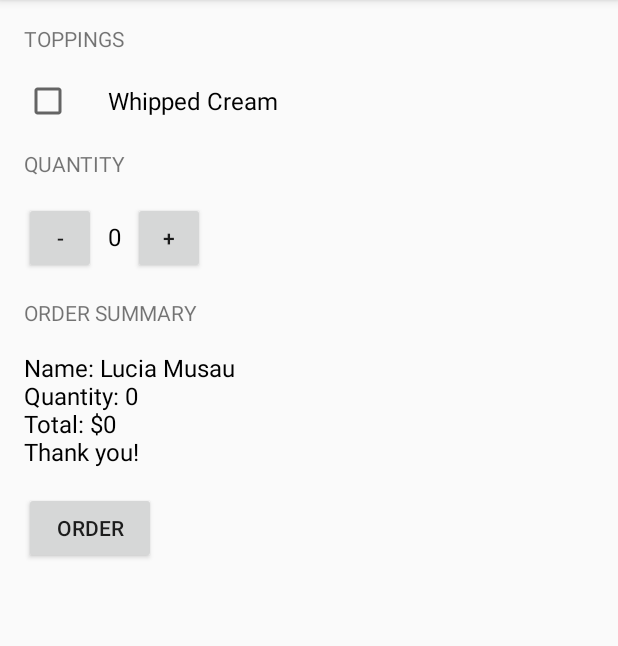
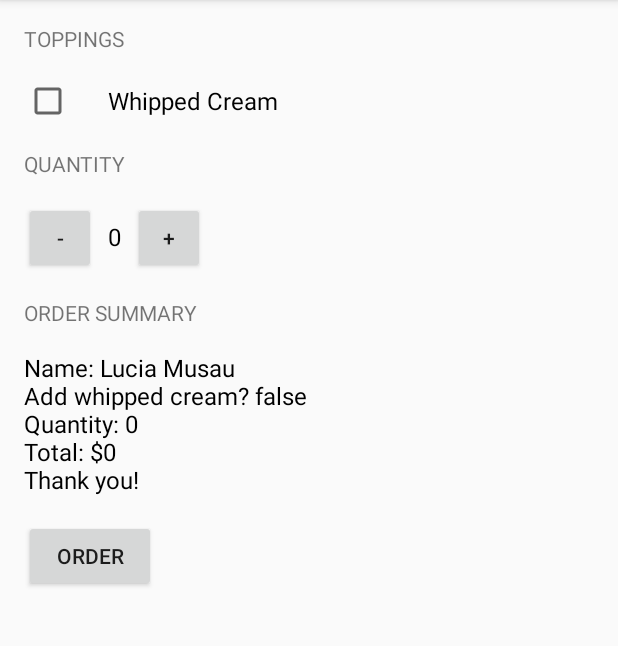
Before and after one commit to Vikctar/JustJava, an Android app: the screen it shows after launch (MainActivity), after a tap on "ORDER", on a phone screen of 412 x 824 dp, the part 84-730 px from its top. Run offline under Robolectric (Android 15) with nearby library versions, the phone set to English and light mode, and no system bars.

Commit message:
Track the checked state of the check box. I love logging

```diff
--- a/app/src/main/java/com/vikcandroid/justjava/MainActivity.java
+++ b/app/src/main/java/com/vikcandroid/justjava/MainActivity.java
@@ -2,9 +2,11 @@ package com.vikcandroid.justjava;
 
 import android.os.Bundle;
 import android.support.v7.app.AppCompatActivity;
+import android.util.Log;
 import android.view.Menu;
 import android.view.MenuItem;
 import android.view.View;
+import android.widget.CheckBox;
 import android.widget.TextView;
 import android.widget.Toast;
 
@@ -49,8 +51,16 @@ public class MainActivity extends AppCompatActivity {
      */
     public void submitOrder(View view) {
         if (quantity >= 0) {
+            // Find the check box in the view hierarchy
+            CheckBox whippedCreamCheckBox = (CheckBox) findViewById(R.id.whipped_cream);
+
+            // store the checked state in a boolean
+            boolean hasWhippedCream = whippedCreamCheckBox.isChecked();
+            // Log the bastard
+            Log.v("MainActivity", "Has whipped cream? " + hasWhippedCream);
+
             int price = calculatePrice();
-            String priceMessage = createOrderSummary(price);
+            String priceMessage = createOrderSummary(price, hasWhippedCream);
             displayMessage(priceMessage);
         } else {
             Toast.makeText(getApplicationContext(), "quantity cannot be a negative", Toast.LENGTH_LONG).show();
@@ -69,10 +79,12 @@ public class MainActivity extends AppCompatActivity {
     /**
      * Create summary of the order
      * @param price of the order
+     * @param addWhippedCream checks whether or not the user wants whipped cream topping
      * @return text summary
      */
-    private String createOrderSummary(int price) {
+    private String createOrderSummary(int price, boolean addWhippedCream) {
         String priceMessage = "Name: Lucia Musau\n";
+        priceMessage += "Add whipped cream? " + addWhippedCream + "\n";
         priceMessage = priceMessage + "Quantity: " + quantity + "\n";
         priceMessage = priceMessage + "Total: $" + price;
         priceMessage = priceMessage + "\nThank you!";
--- a/app/src/main/res/layout/activity_main.xml
+++ b/app/src/main/res/layout/activity_main.xml
@@ -14,6 +14,7 @@
         android:textAllCaps="true" />
 
     <CheckBox
+        android:id="@+id/whipped_cream"
         android:layout_width="wrap_content"
         android:layout_height="wrap_content"
         android:paddingLeft="24dp"
```
